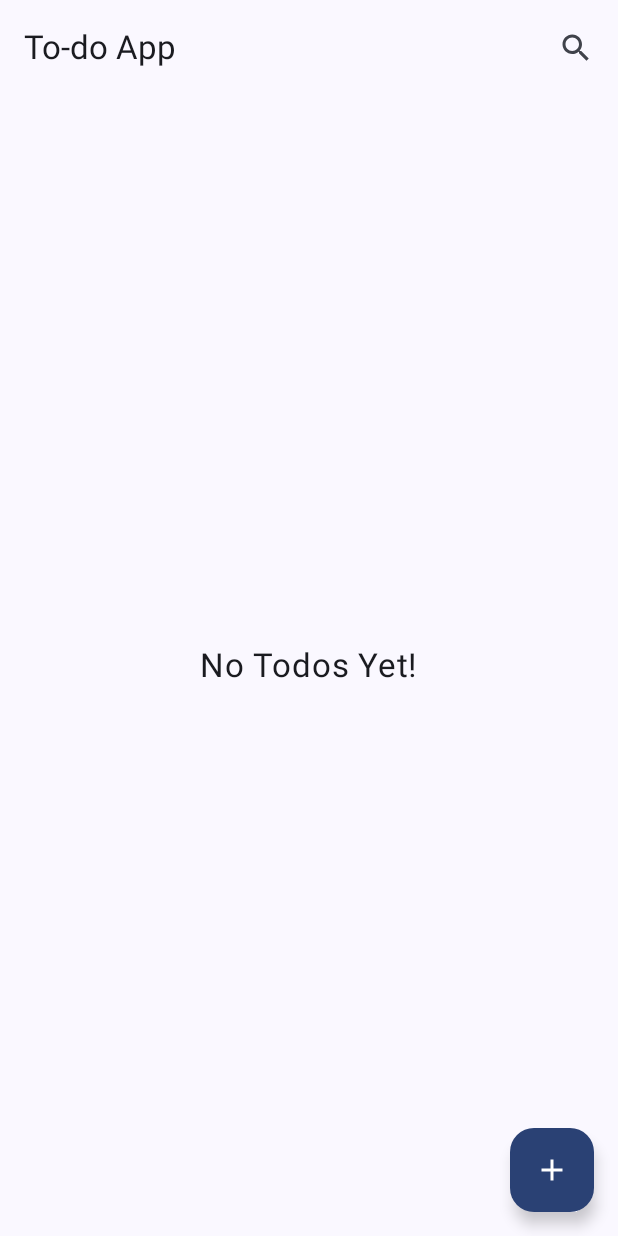
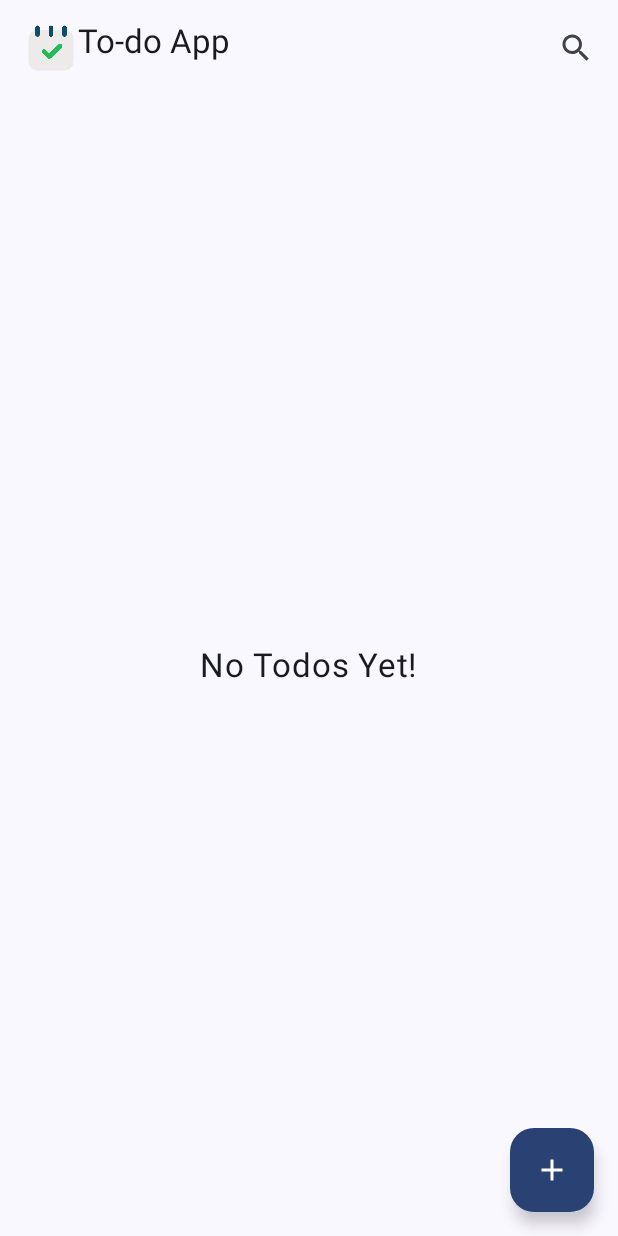
Before and after one commit to technopradyumn/TodoApp, an Android app built with Jetpack Compose: the screen it shows after launch (MainActivity), on a phone screen of 412 x 824 dp. Run offline under Robolectric (Android 15) with nearby library versions, the phone set to English and light mode, and no system bars; our stand-ins replace Room's generated code, accompanist.

Commit message:
App Icon Added

```diff
--- a/app/build.gradle
+++ b/app/build.gradle
@@ -77,7 +77,7 @@ dependencies {
     implementation(libs.androidx.room.ktx)
     ksp libs.androidx.room.compiler
 
-    implementation "com.google.accompanist:accompanist-systemuicontroller:0.20.0"
+    implementation 'com.google.accompanist:accompanist-systemuicontroller:0.32.0'
 
 
 }
--- a/app/src/main/AndroidManifest.xml
+++ b/app/src/main/AndroidManifest.xml
@@ -6,9 +6,9 @@
         android:allowBackup="true"
         android:dataExtractionRules="@xml/data_extraction_rules"
         android:fullBackupContent="@xml/backup_rules"
-        android:icon="@mipmap/ic_launcher"
+        android:icon="@drawable/app_ic"
         android:label="@string/app_name"
-        android:roundIcon="@mipmap/ic_launcher_round"
+        android:roundIcon="@drawable/app_ic"
         android:supportsRtl="true"
         android:theme="@style/Theme.TodoApp"
         android:name=".KoinApp"
--- a/app/src/main/java/com/technopradyumn/todoapp/MainActivity.kt
+++ b/app/src/main/java/com/technopradyumn/todoapp/MainActivity.kt
@@ -9,6 +9,7 @@ import androidx.compose.material3.Surface
 import androidx.compose.runtime.Composable
 import androidx.compose.runtime.SideEffect
 import androidx.compose.ui.Modifier
+import androidx.compose.ui.graphics.Color
 import androidx.compose.ui.tooling.preview.Preview
 import androidx.core.view.WindowCompat
 import com.google.accompanist.systemuicontroller.rememberSystemUiController
@@ -25,7 +26,10 @@ class MainActivity : ComponentActivity() {
                     modifier = Modifier.fillMaxSize(),
                     color = MaterialTheme.colorScheme.background
                 ) {
-                    SetStatusBarColor(MaterialTheme.colorScheme.primary)
+                    SetStatusBarColor(
+                        statusBarColor = Color.White,
+                        contentColor = Color.Black
+                    )
                     HomeScreen()
                 }
             }
@@ -34,11 +38,13 @@ class MainActivity : ComponentActivity() {
 }
 
 @Composable
-fun SetStatusBarColor(color: androidx.compose.ui.graphics.Color) {
+fun SetStatusBarColor(statusBarColor: androidx.compose.ui.graphics.Color, contentColor: androidx.compose.ui.graphics.Color) {
     val systemUiController = rememberSystemUiController()
     SideEffect {
-        systemUiController.setSystemBarsColor(color)
-
+        systemUiController.setSystemBarsColor(
+            color = statusBarColor,
+            darkIcons = contentColor == Color.Black
+        )
     }
 }
 
--- a/app/src/main/java/com/technopradyumn/todoapp/screens/HomeScreen.kt
+++ b/app/src/main/java/com/technopradyumn/todoapp/screens/HomeScreen.kt
@@ -10,6 +10,7 @@ import androidx.compose.animation.fadeOut
 import androidx.compose.animation.scaleIn
 import androidx.compose.animation.scaleOut
 import androidx.compose.foundation.ExperimentalFoundationApi
+import androidx.compose.foundation.Image
 import androidx.compose.foundation.background
 import androidx.compose.foundation.clickable
 import androidx.compose.foundation.layout.Arrangement
@@ -59,12 +60,14 @@ import androidx.compose.ui.Alignment
 import androidx.compose.ui.Modifier
 import androidx.compose.ui.draw.clip
 import androidx.compose.ui.graphics.Color
+import androidx.compose.ui.res.painterResource
 import androidx.compose.ui.text.font.FontWeight
 import androidx.compose.ui.tooling.preview.Preview
 import androidx.compose.ui.unit.dp
 import androidx.compose.ui.unit.sp
 import androidx.compose.ui.window.Dialog
 import androidx.lifecycle.viewmodel.compose.viewModel
+import com.technopradyumn.todoapp.R
 import com.technopradyumn.todoapp.database.TodoEntity
 import com.technopradyumn.todoapp.database.addDate
 import com.technopradyumn.todoapp.ui.theme.TodoAppTheme
@@ -154,11 +157,19 @@ fun HomeScreen(
     Scaffold(
         topBar = {
             TopAppBar(
-                modifier = Modifier.fillMaxWidth()
+                modifier = Modifier
+                    .fillMaxWidth()
                     .background(MaterialTheme.colorScheme.primary),
                 title = {
                     if (!isSearchActive) {
-                        Text(text = "To-do App")
+                        Row {
+                            Image(painter = painterResource(id = R.drawable.app_ic),
+                                contentDescription = null,
+                                modifier = Modifier.width(36.dp)
+                            )
+                            Spacer(modifier = Modifier.padding())
+                            Text(text = "To-do App")
+                        }
                     }
                 },
                 actions = {
--- a/gradle/libs.versions.toml
+++ b/gradle/libs.versions.toml
@@ -1,7 +1,7 @@
 [versions]
 agp = "8.3.0-alpha18"
-koinAndroid = "3.4.0"
-koinAndroidxCompose = "3.4.4"
+koinAndroid = "3.5.3"
+koinAndroidxCompose = "3.5.3"
 kotlin = "1.9.0"
 coreKtx = "1.12.0"
 junit = "4.13.2"
@@ -9,7 +9,7 @@ junitVersion = "1.1.5"
 espressoCore = "3.5.1"
 lifecycleRuntimeKtx = "2.6.2"
 activityCompose = "1.8.2"
-composeBom = "2023.08.00"
+composeBom = "2023.10.01"
 roomKtx = "2.4.2"
 roomRuntime = "2.6.1"
 
```
Also changed, not shown: app/src/main/res/drawable/app_ic.png (added).
